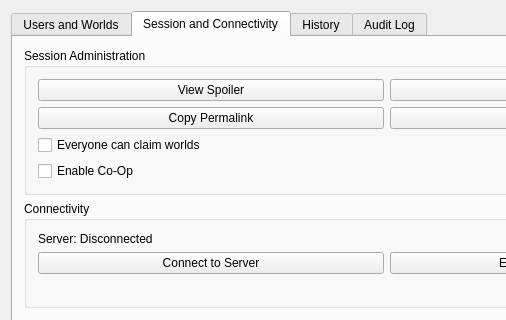
randovania/randovania, file randovania/gui/ui_files/multiplayer_session.ui: the form before one commit; both pictures show x 0 to 506 and y 0 to 320 of the 773 by 458 pixel window.
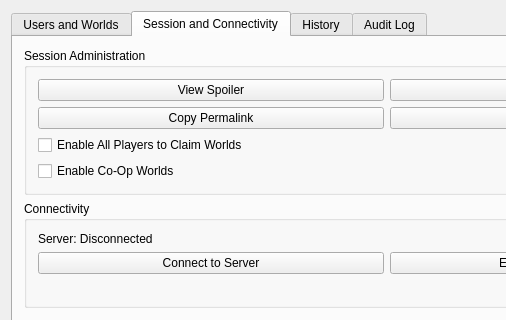
The form after the commit. The open tabs and pages were chosen to show the change.

Commit message:
Changed Options in Multi-World Client
Changed:
- Former "Everyone can claim worlds" to "Enable All Players to Claim Worlds"
- Former "Enable Co-Op" to "Enable Co-Op Worlds"
- File multiplayer_session.ui
- File multiplater_session_window.py

Added:
- Tool Tip for "Enable All Players to Claim Worlds"
- Tool Tip for "Enable Co-Op Worlds"

Diff of the .ui file:
```diff
--- a/randovania/gui/ui_files/multiplayer_session.ui
+++ b/randovania/gui/ui_files/multiplayer_session.ui
@@ -146,14 +146,20 @@
            <item row="2" column="0">
             <widget class="QCheckBox" name="everyone_can_claim_check">
              <property name="text">
-              <string>Everyone can claim worlds</string>
+              <string>Enable All Players to Claim Worlds</string>
+             </property>
+             <property name="toolTip">
+              <string>By default, only admins can assign unclaimed worlds.&lt;br/&gt;Enabling this allows any player to claim an unclaimed world.</string>
              </property>
             </widget>
            </item>
            <item row="3" column="0">
             <widget class="QCheckBox" name="allow_coop_check">
              <property name="text">
-              <string>Enable Co-Op</string>
+              <string>Enable Co-Op Worlds</string>
+             </property>
+             <property name="toolTip">
+              <string>By default, worlds can only be assigned to a single player.&lt;br/&gt;Enabling this allows multiple players to claim and participate in world progress.</string>
              </property>
             </widget>
            </item>
```
The commit also changes 1 other file.
